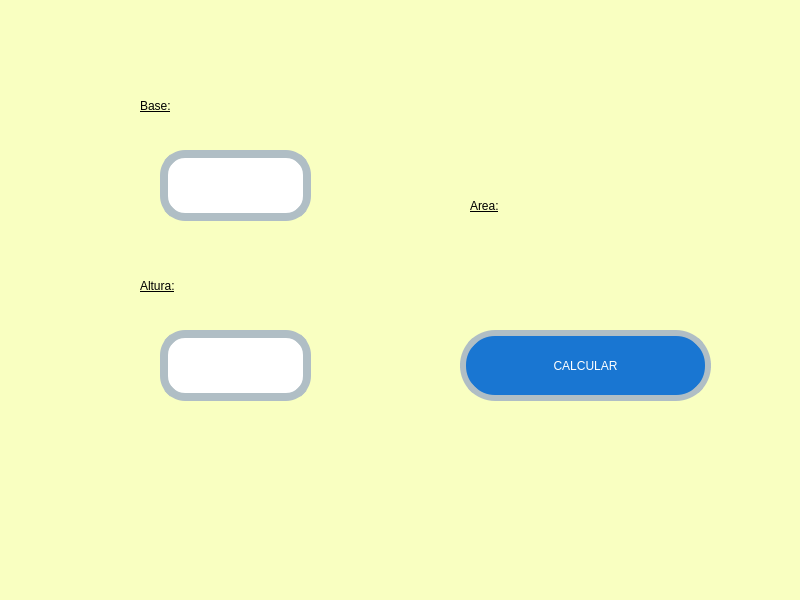
This is Unidad 1/Ejercicios 1/E04_AreaTriangulo.ui in Perales14/PIP_2025_1_eq5 as Qt 5 draws it before an edit. The edited form follows.
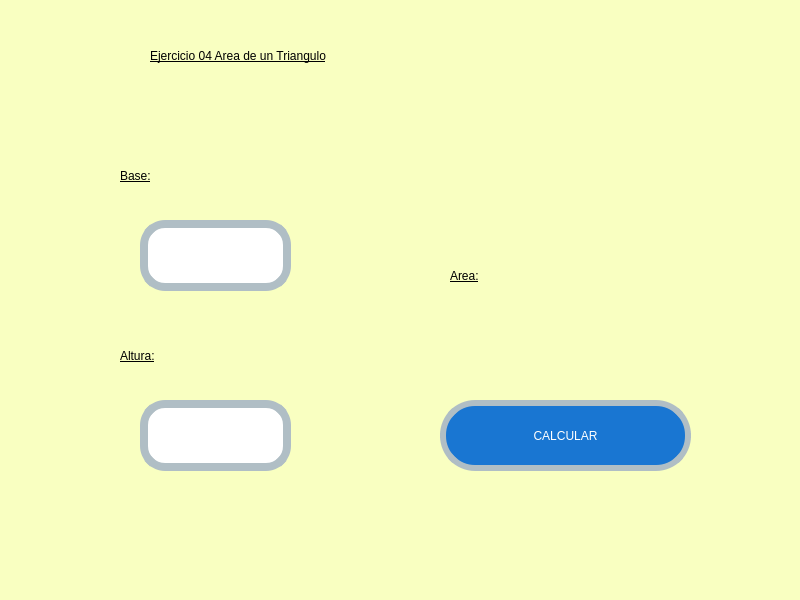
This is the edited form.

The edit to the form file:
```diff
--- a/Unidad 1/Ejercicios 1/E04_AreaTriangulo.ui
+++ b/Unidad 1/Ejercicios 1/E04_AreaTriangulo.ui
@@ -20,8 +20,8 @@
    <widget class="QPushButton" name="btn_Calcular">
     <property name="geometry">
      <rect>
-      <x>460</x>
-      <y>330</y>
+      <x>440</x>
+      <y>400</y>
       <width>251</width>
       <height>71</height>
      </rect>
@@ -41,8 +41,8 @@
    <widget class="QLineEdit" name="txt_Base">
     <property name="geometry">
      <rect>
-      <x>160</x>
-      <y>150</y>
+      <x>140</x>
+      <y>220</y>
       <width>151</width>
       <height>71</height>
      </rect>
@@ -83,8 +83,8 @@
    <widget class="QLabel" name="label_3">
     <property name="geometry">
      <rect>
-      <x>140</x>
-      <y>80</y>
+      <x>120</x>
+      <y>150</y>
       <width>201</width>
       <height>51</height>
      </rect>
@@ -103,8 +103,8 @@
    <widget class="QLabel" name="label_4">
     <property name="geometry">
      <rect>
-      <x>140</x>
-      <y>260</y>
+      <x>120</x>
+      <y>330</y>
       <width>201</width>
       <height>51</height>
      </rect>
@@ -123,8 +123,8 @@
    <widget class="QLineEdit" name="txt_Altura">
     <property name="geometry">
      <rect>
-      <x>160</x>
-      <y>330</y>
+      <x>140</x>
+      <y>400</y>
       <width>151</width>
       <height>71</height>
      </rect>
@@ -165,8 +165,8 @@
    <widget class="QLabel" name="Lbl_Area">
     <property name="geometry">
      <rect>
-      <x>470</x>
-      <y>180</y>
+      <x>450</x>
+      <y>250</y>
       <width>201</width>
       <height>51</height>
      </rect>
@@ -182,6 +182,26 @@
      <string>Area:</string>
     </property>
    </widget>
+   <widget class="QLabel" name="Lbl_IMC_2">
+    <property name="geometry">
+     <rect>
+      <x>150</x>
+      <y>30</y>
+      <width>481</width>
+      <height>51</height>
+     </rect>
+    </property>
+    <property name="styleSheet">
+     <string notr="true">
+text-decoration: underline;
+font: 20pt &quot;Forte&quot;;
+color:rgb(0, 0, 0)
+</string>
+    </property>
+    <property name="text">
+     <string>Ejercicio 04 Area de un Triangulo</string>
+    </property>
+   </widget>
   </widget>
   <widget class="QMenuBar" name="menubar">
    <property name="geometry">
```
